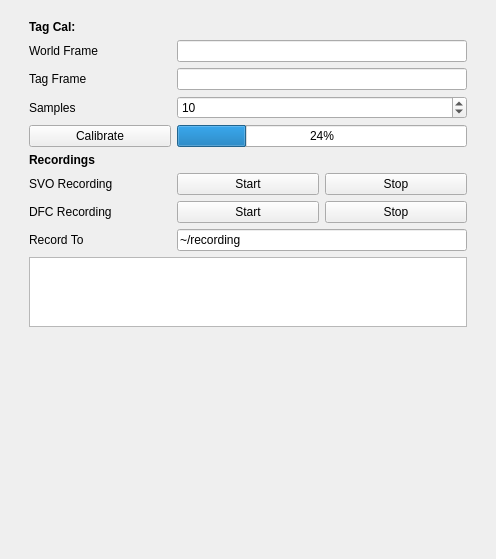
This is riptide_rviz/riptide_rviz/src/MappingPanel.ui in osu-uwrt/riptide_gui as Qt 5 draws it before an edit. The edited form follows.
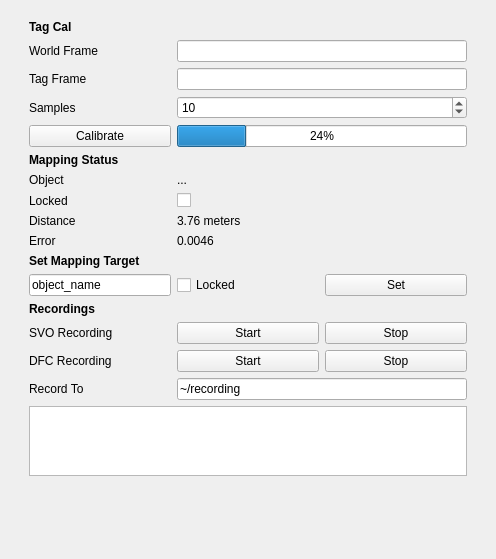
This is the edited form.

Commit message: make a new service client handler, connect it to mapping changed actuators which still needs to be tested

```diff
--- a/riptide_rviz/riptide_rviz/src/MappingPanel.ui
+++ b/riptide_rviz/riptide_rviz/src/MappingPanel.ui
@@ -35,38 +35,62 @@
          <property name="bottomMargin">
           <number>0</number>
          </property>
-         <item row="10" column="1">
-          <widget class="QPushButton" name="dfcRecordingStart">
+         <item row="14" column="0">
+          <widget class="QLabel" name="label_12">
            <property name="text">
-            <string>Start</string>
+            <string>Error</string>
            </property>
           </widget>
          </item>
-         <item row="7" column="0">
-          <widget class="QPushButton" name="calibButton">
+         <item row="5" column="0">
+          <widget class="QLabel" name="label_3">
            <property name="text">
-            <string>Calibrate</string>
+            <string>Samples</string>
+           </property>
+          </widget>
+         </item>
+         <item row="20" column="1" colspan="2">
+          <widget class="QLineEdit" name="recordDst">
+           <property name="text">
+            <string>~/recording</string>
+           </property>
+          </widget>
+         </item>
+         <item row="11" column="0">
+          <widget class="QLabel" name="label_16">
+           <property name="text">
+            <string>Locked</string>
            </property>
           </widget>
          </item>
          <item row="10" column="0">
-          <widget class="QLabel" name="label_5">
+          <widget class="QLabel" name="label_10">
            <property name="text">
-            <string>DFC Recording</string>
+            <string>Object</string>
            </property>
           </widget>
          </item>
-         <item row="3" column="0">
-          <widget class="QLabel" name="label_2">
+         <item row="17" column="0">
+          <widget class="QLabel" name="label_8">
+           <property name="styleSheet">
+            <string notr="true">font-weight: bold</string>
+           </property>
            <property name="text">
-            <string>Tag Frame</string>
+            <string>Recordings</string>
            </property>
           </widget>
          </item>
-         <item row="2" column="0">
-          <widget class="QLabel" name="label">
+         <item row="12" column="0">
+          <widget class="QLabel" name="label_11">
            <property name="text">
-            <string>World Frame</string>
+            <string>Distance</string>
+           </property>
+          </widget>
+         </item>
+         <item row="7" column="1" colspan="2">
+          <widget class="QProgressBar" name="calibProgress">
+           <property name="value">
+            <number>24</number>
            </property>
           </widget>
          </item>
@@ -80,88 +104,197 @@
            </property>
           </widget>
          </item>
-         <item row="9" column="0">
+         <item row="18" column="2">
+          <widget class="QPushButton" name="zedSvoStopButton">
+           <property name="sizePolicy">
+            <sizepolicy hsizetype="Expanding" vsizetype="Fixed">
+             <horstretch>0</horstretch>
+             <verstretch>0</verstretch>
+            </sizepolicy>
+           </property>
+           <property name="text">
+            <string>Stop</string>
+           </property>
+          </widget>
+         </item>
+         <item row="3" column="1" colspan="2">
+          <widget class="QLineEdit" name="tagFrame"/>
+         </item>
+         <item row="2" column="0">
+          <widget class="QLabel" name="label">
+           <property name="text">
+            <string>World Frame</string>
+           </property>
+          </widget>
+         </item>
+         <item row="19" column="0">
+          <widget class="QLabel" name="label_5">
+           <property name="text">
+            <string>DFC Recording</string>
+           </property>
+          </widget>
+         </item>
+         <item row="3" column="0">
+          <widget class="QLabel" name="label_2">
+           <property name="text">
+            <string>Tag Frame</string>
+           </property>
+          </widget>
+         </item>
+         <item row="18" column="0">
           <widget class="QLabel" name="label_4">
            <property name="text">
             <string>SVO Recording</string>
            </property>
           </widget>
          </item>
+         <item row="12" column="1">
+          <widget class="QLabel" name="mappingTargetDist">
+           <property name="text">
+            <string>3.76 meters</string>
+           </property>
+          </widget>
+         </item>
+         <item row="19" column="1">
+          <widget class="QPushButton" name="dfcRecordingStartButton">
+           <property name="text">
+            <string>Start</string>
+           </property>
+          </widget>
+         </item>
+         <item row="18" column="1">
+          <widget class="QPushButton" name="zedSvoStartButton">
+           <property name="text">
+            <string>Start</string>
+           </property>
+          </widget>
+         </item>
+         <item row="10" column="1">
+          <widget class="QLabel" name="mappingTargetObject">
+           <property name="sizePolicy">
+            <sizepolicy hsizetype="Expanding" vsizetype="Preferred">
+             <horstretch>0</horstretch>
+             <verstretch>0</verstretch>
+            </sizepolicy>
+           </property>
+           <property name="text">
+            <string>...</string>
+           </property>
+          </widget>
+         </item>
+         <item row="1" column="0">
+          <widget class="QLabel" name="label_7">
+           <property name="styleSheet">
+            <string notr="true">font-weight: bold</string>
+           </property>
+           <property name="text">
+            <string>Tag Cal</string>
+           </property>
+          </widget>
+         </item>
          <item row="8" column="0">
-          <widget class="QLabel" name="label_8">
+          <widget class="QLabel" name="label_9">
            <property name="styleSheet">
             <string notr="true">font-weight: bold</string>
            </property>
            <property name="text">
-            <string>Recordings</string>
+            <string>Mapping Status</string>
            </property>
           </widget>
          </item>
-         <item row="9" column="2">
-          <widget class="QPushButton" name="zedSvoStop">
-           <property name="text">
-            <string>Stop</string>
+         <item row="15" column="0">
+          <widget class="QLabel" name="label_13">
+           <property name="styleSheet">
+            <string notr="true">font-weight: bold</string>
            </property>
-          </widget>
-         </item>
-         <item row="11" column="0">
-          <widget class="QLabel" name="label_6">
            <property name="text">
-            <string>Record To</string>
+            <string>Set Mapping Target</string>
            </property>
           </widget>
          </item>
          <item row="2" column="1" colspan="2">
           <widget class="QLineEdit" name="worldFrame"/>
          </item>
-         <item row="5" column="0">
-          <widget class="QLabel" name="label_3">
+         <item row="7" column="0">
+          <widget class="QPushButton" name="calibButton">
            <property name="text">
-            <string>Samples</string>
+            <string>Calibrate</string>
            </property>
           </widget>
          </item>
-         <item row="11" column="1" colspan="2">
-          <widget class="QLineEdit" name="recordDst">
-           <property name="text">
-            <string>~/recording</string>
+         <item row="11" column="1">
+          <widget class="QCheckBox" name="mappingLocked">
+           <property name="enabled">
+            <bool>true</bool>
            </property>
-          </widget>
-         </item>
-         <item row="7" column="1" colspan="2">
-          <widget class="QProgressBar" name="calibProgress">
-           <property name="value">
-            <number>24</number>
-           </property>
-          </widget>
-         </item>
-         <item row="9" column="1">
-          <widget class="QPushButton" name="zedSvoStart">
            <property name="text">
-            <string>Start</string>
+            <string/>
            </property>
-          </widget>
-         </item>
-         <item row="1" column="0">
-          <widget class="QLabel" name="label_7">
-           <property name="styleSheet">
-            <string notr="true">font-weight: bold</string>
+           <property name="checkable">
+            <bool>true</bool>
            </property>
-           <property name="text">
-            <string>Tag Cal:</string>
+           <property name="checked">
+            <bool>false</bool>
            </property>
           </widget>
          </item>
-         <item row="3" column="1" colspan="2">
-          <widget class="QLineEdit" name="tagFrame"/>
-         </item>
-         <item row="10" column="2">
-          <widget class="QPushButton" name="dfcRecordingStop">
+         <item row="19" column="2">
+          <widget class="QPushButton" name="dfcRecordingStopButton">
+           <property name="sizePolicy">
+            <sizepolicy hsizetype="Expanding" vsizetype="Fixed">
+             <horstretch>0</horstretch>
+             <verstretch>0</verstretch>
+            </sizepolicy>
+           </property>
            <property name="text">
             <string>Stop</string>
            </property>
           </widget>
          </item>
+         <item row="14" column="1">
+          <widget class="QLabel" name="mappingTargetError">
+           <property name="text">
+            <string>0.0046</string>
+           </property>
+          </widget>
+         </item>
+         <item row="20" column="0">
+          <widget class="QLabel" name="label_6">
+           <property name="text">
+            <string>Record To</string>
+           </property>
+          </widget>
+         </item>
+         <item row="16" column="0">
+          <widget class="QLineEdit" name="desiredTargetObject">
+           <property name="text">
+            <string>object_name</string>
+           </property>
+          </widget>
+         </item>
+         <item row="16" column="1">
+          <widget class="QCheckBox" name="desiredLocked">
+           <property name="text">
+            <string>Locked</string>
+           </property>
+           <property name="checkable">
+            <bool>true</bool>
+           </property>
+          </widget>
+         </item>
+         <item row="16" column="2">
+          <widget class="QPushButton" name="setMappingTargetButton">
+           <property name="sizePolicy">
+            <sizepolicy hsizetype="Minimum" vsizetype="Expanding">
+             <horstretch>0</horstretch>
+             <verstretch>0</verstretch>
+            </sizepolicy>
+           </property>
+           <property name="text">
+            <string>Set</string>
+           </property>
+          </widget>
+         </item>
         </layout>
        </widget>
       </item>
```
The commit also changes 7 other files.
